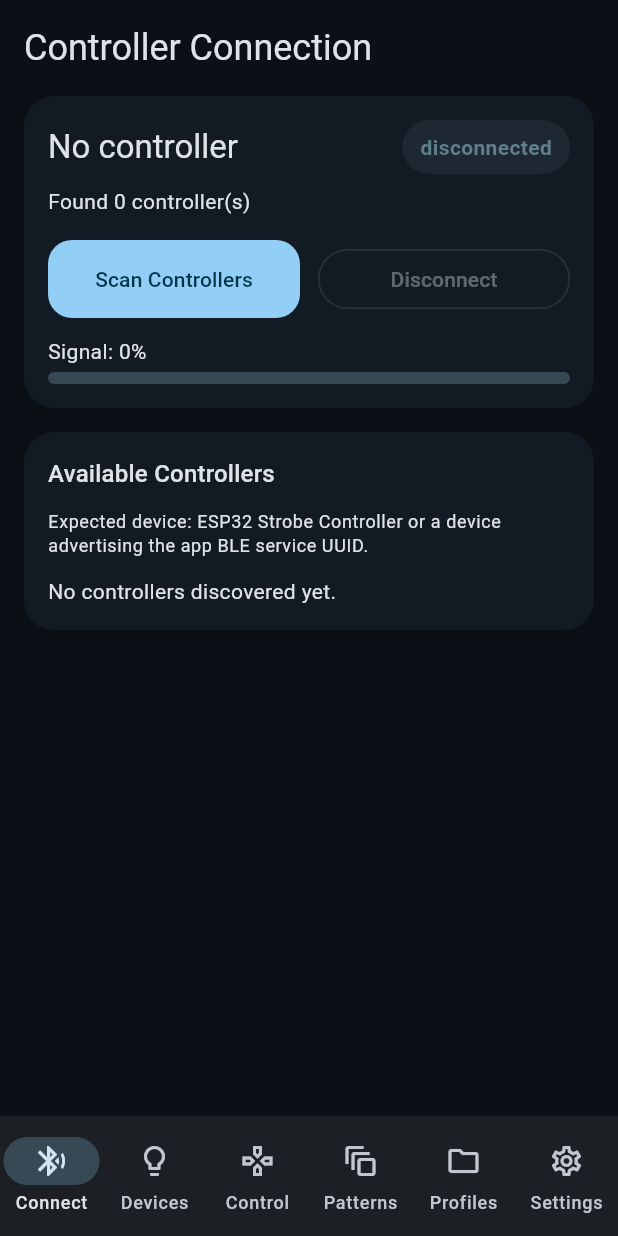
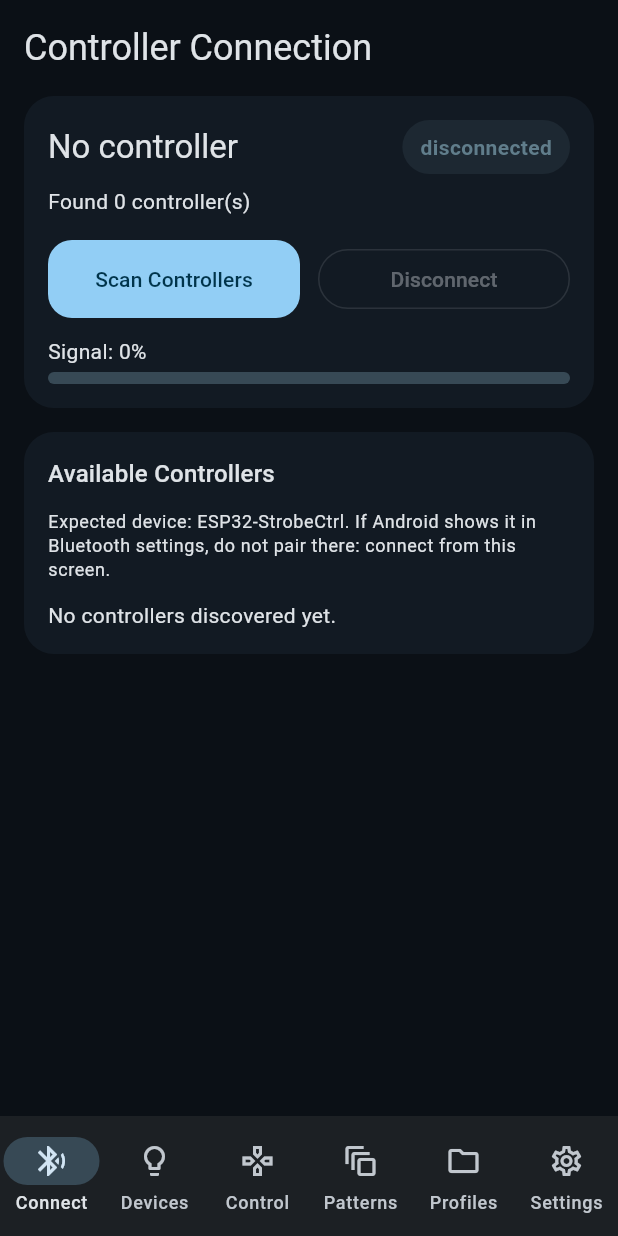
Before and after one commit to SummerCat52/strobesystem-controller, a Flutter app: the screen it shows after launch, after a tap on "Scan Controllers", on a phone screen of 412 x 824 dp. Run offline on Flutter 3.47's test engine with Material 3 defaults, Android fonts, the phone set to English and light mode, and no system bars; our stand-ins replace file_picker, flutter_blue_plus, permission_handler, share_plus, shared_preferences.

Commit message:
Make BLE scan more permissive

```diff
--- a/lib/screens/connection_screen.dart
+++ b/lib/screens/connection_screen.dart
@@ -91,7 +91,7 @@ class ConnectionScreen extends StatelessWidget {
               ),
               const SizedBox(height: 12),
               Text(
-                'Expected device: ESP32 Strobe Controller or a device advertising the app BLE service UUID.',
+                'Expected device: ESP32-StrobeCtrl. If Android shows it in Bluetooth settings, do not pair there: connect from this screen.',
                 style: Theme.of(context).textTheme.bodySmall,
               ),
               const SizedBox(height: 12),
--- a/lib/services/ble_connection_service.dart
+++ b/lib/services/ble_connection_service.dart
@@ -32,6 +32,8 @@ class BleConnectionService implements ControllerConnectionService {
   StreamSubscription<BluetoothConnectionState>? _connectionSubscription;
   final Map<String, BluetoothDevice> _scanCache = <String, BluetoothDevice>{};
   static const List<String> _controllerNameHints = <String>[
+    'esp32-strobectrl',
+    'esp32 strobectrl',
     'esp32 strobe controller',
     'esp32',
     'strobe controller',
@@ -63,20 +65,24 @@ class BleConnectionService implements ControllerConnectionService {
           (hint) => normalizedName.contains(hint),
         );
 
-        if (!advertisesTargetService && !looksLikeController) {
+        final hasUsableName = name.trim().isNotEmpty;
+        if (!advertisesTargetService && !looksLikeController && !hasUsableName) {
           continue;
         }
 
-        final displayName = name.isNotEmpty ? name : 'BLE Controller';
-        final displayKey =
-            '$displayName  (${result.device.remoteId.str})';
+        final displayName = name.trim().isNotEmpty ? name.trim() : 'BLE Controller';
+        final tag = advertisesTargetService || looksLikeController
+            ? 'ESP32 candidate'
+            : 'BLE device';
+        final displayKey = '$displayName  (${result.device.remoteId.str})  - $tag';
         _scanCache[displayKey] = result.device;
       }
     });
 
     FlutterBluePlus.cancelWhenScanComplete(_scanSubscription!);
     await FlutterBluePlus.startScan(
-      timeout: const Duration(seconds: 4),
+      timeout: const Duration(seconds: 8),
+      androidUsesFineLocation: true,
     );
     await FlutterBluePlus.isScanning.where((value) => value == false).first;
     if (!completer.isCompleted) {
```
